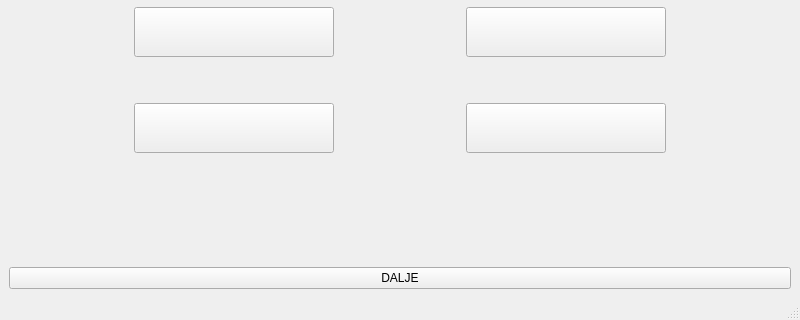
Qt form application/kozna.ui (Mihica25/Pobedi-me-ako-znas) before a commit; both pictures show x 0 to 800 and y 480 to 800 of the 800 by 800 pixel window.
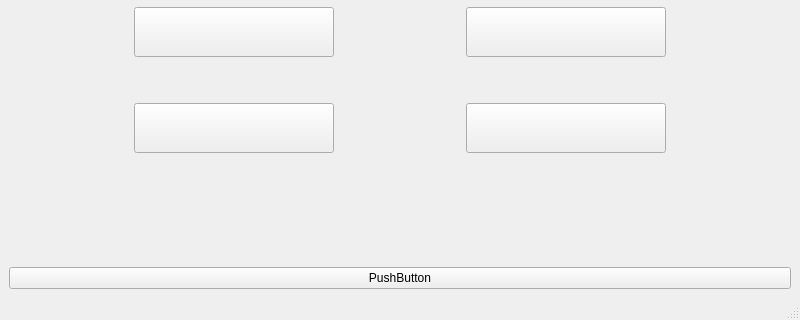
The same form after that commit.

What changed in the file:
```diff
--- a/application/kozna.ui
+++ b/application/kozna.ui
@@ -324,7 +324,7 @@
     <item>
      <widget class="QPushButton" name="DALJE">
       <property name="text">
-       <string>DALJE</string>
+       <string>PushButton</string>
       </property>
      </widget>
     </item>
```
Left out of the diff: 2 changed lines with no effect on the pictures.
